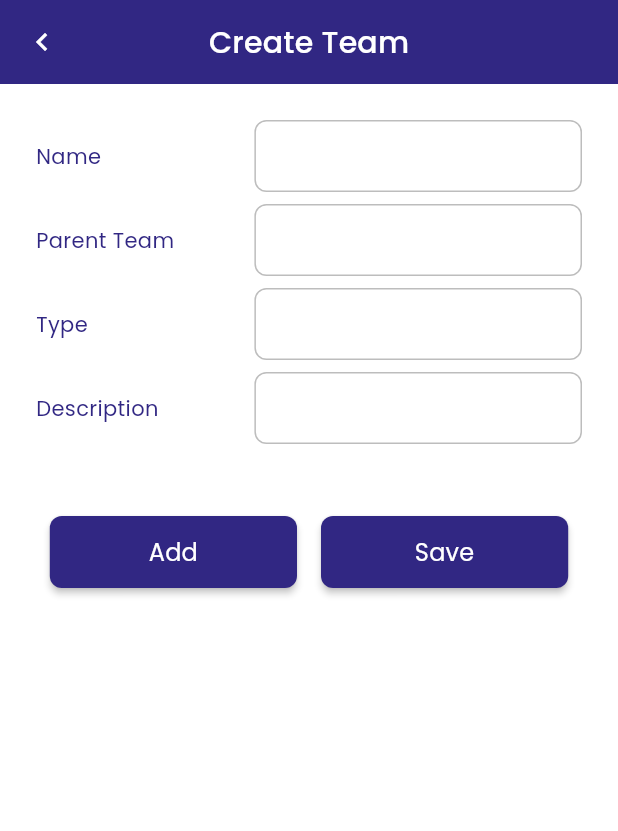
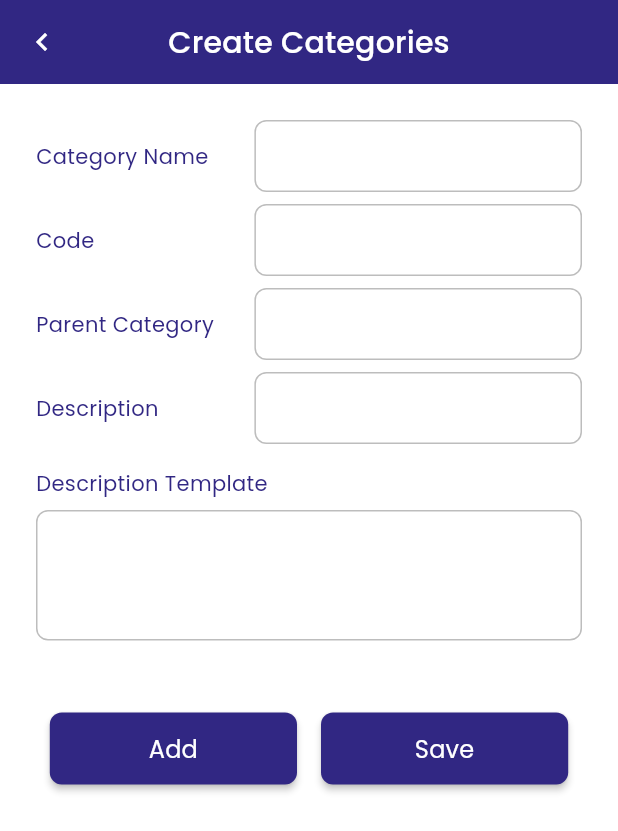
Before and after one commit to lukmannurhakeem/siaptek-flutter, a Flutter app: the CategoriesScreen screen opened by its route, after a tap on the "add" icon, on a phone screen of 412 x 824 dp. Shown: the top 831 px of the screen. Run offline on Flutter 3.47's test engine with Material 3 defaults, Android fonts, the light colour scheme and no system bars; our stand-ins replace dio, fl_chart, flutter_dotenv, google_fonts, pretty_dio_logger, shared_preferences and 2 more; accounts and stored records are empty.

Commit message:
DEV : [Categories] add create Categories screen

```diff
--- a/lib/route/route.dart
+++ b/lib/route/route.dart
@@ -1,5 +1,6 @@
 import 'package:base_app/screens/auth/forgot_password_screen.dart';
 import 'package:base_app/screens/auth/login_screen.dart';
+import 'package:base_app/screens/categories/categories_create_screen.dart';
 import 'package:base_app/screens/categories/categories_screen.dart';
 import 'package:base_app/screens/dashboard/dashboard_screen.dart';
 import 'package:base_app/screens/home_screen.dart';
@@ -31,6 +32,7 @@ class AppRoutes {
   static const String createTeamPersonnel = '/createTeamPersonnel';
   static const String site = '/site';
   static const String categories = '/categories';
+  static const String createCategories = '/createCategories';
 
   // Route generator function
   static Route<dynamic> generateRoute(RouteSettings settings) {
@@ -88,6 +90,12 @@ class AppRoutes {
       case categories:
         return MaterialPageRoute(builder: (_) => const CategoriesScreen(), settings: settings);
 
+      case createCategories:
+        return MaterialPageRoute(
+          builder: (_) => const CategoriesCreateScreen(),
+          settings: settings,
+        );
+
       default:
         // If the route is not defined, show an error page
         return MaterialPageRoute(
--- /dev/null
+++ b/lib/screens/categories/categories_create_screen.dart
@@ -0,0 +1,91 @@
+import 'package:base_app/core/extension/theme_extension.dart';
+import 'package:base_app/core/service/navigation_service.dart';
+import 'package:base_app/widget/common_button.dart';
+import 'package:base_app/widget/common_textfield.dart';
+import 'package:flutter/material.dart';
+
+class CategoriesCreateScreen extends StatefulWidget {
+  const CategoriesCreateScreen({super.key});
+
+  @override
+  State<CategoriesCreateScreen> createState() => _CategoriesCreateScreenState();
+}
+
+class _CategoriesCreateScreenState extends State<CategoriesCreateScreen> {
+  @override
+  Widget build(BuildContext context) {
+    return Scaffold(
+      appBar: AppBar(
+        title: Text(
+          'Create Categories',
+          style: context.topology.textTheme.titleLarge?.copyWith(color: context.colors.onPrimary),
+        ),
+        centerTitle: true,
+        iconTheme: IconThemeData(color: context.colors.onPrimary),
+        backgroundColor: context.colors.primary,
+        leading: IconButton(
+          onPressed: () {
+            NavigationService().goBack();
+          },
+          icon: Icon(Icons.chevron_left),
+        ),
+      ),
+      body: Container(
+        padding: context.paddingAll,
+        child: SingleChildScrollView(
+          child: Column(
+            crossAxisAlignment: CrossAxisAlignment.start,
+            children: [
+              _widgetForm('Category Name'),
+              context.vS,
+              _widgetForm('Code'),
+              context.vS,
+              _widgetForm('Parent Category'),
+              context.vS,
+              _widgetForm('Description'),
+              context.vM,
+              Text(
+                'Description Template',
+                style: context.topology.textTheme.bodyMedium?.copyWith(
+                  color: context.colors.primary,
+                ),
+              ),
+              context.vS,
+              CommonTextField(minLines: 3, maxLines: 5),
+              context.vXxl,
+              Row(
+                mainAxisAlignment: MainAxisAlignment.center,
+                children: [
+                  SizedBox(
+                    width: context.screenWidth / 2.5,
+                    child: CommonButton(onPressed: () {}, text: 'Add'),
+                  ),
+                  context.hM,
+                  SizedBox(
+                    width: context.screenWidth / 2.5,
+                    child: CommonButton(onPressed: () {}, text: 'Save'),
+                  ),
+                ],
+              ),
+            ],
+          ),
+        ),
+      ),
+    );
+  }
+
+  Widget _widgetForm(String text) {
+    return Row(
+      children: [
+        Expanded(
+          flex: 2,
+          child: Text(
+            text,
+            style: context.topology.textTheme.bodyMedium?.copyWith(color: context.colors.primary),
+          ),
+        ),
+        Expanded(flex: 3, child: CommonTextField()),
+      ],
+    );
+  }
+}
--- a/lib/screens/categories/categories_screen.dart
+++ b/lib/screens/categories/categories_screen.dart
@@ -87,7 +87,7 @@ class _CategoriesScreenState extends State<CategoriesScreen> {
             right: 30,
             child: FloatingActionButton(
               onPressed: () {
-                NavigationService().navigateTo(AppRoutes.createTeamPersonnel);
+                NavigationService().navigateTo(AppRoutes.createCategories);
               },
               tooltip: 'Add New',
               child: const Icon(Icons.add),
```
